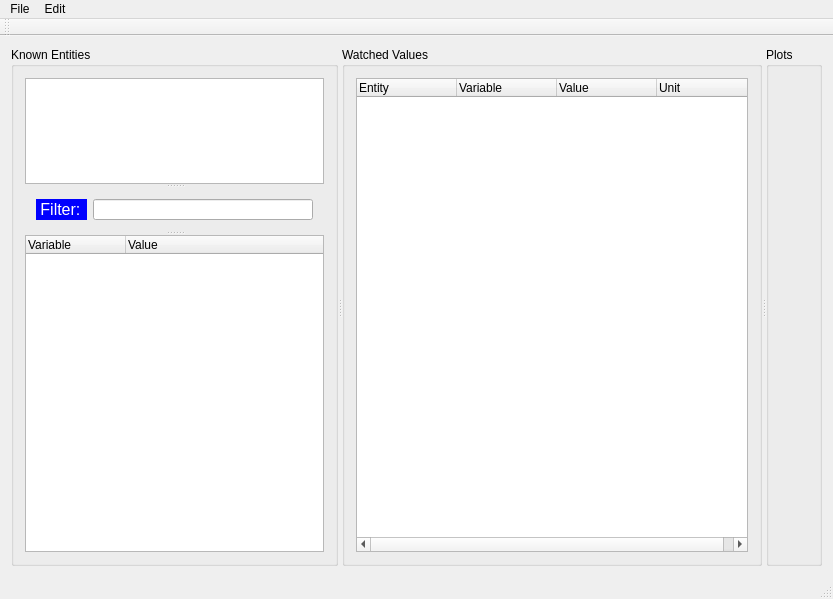
Before: the Qt Designer form Visualization/MainWindow.ui in apmavs/dis_debugger, drawn with Qt 5.
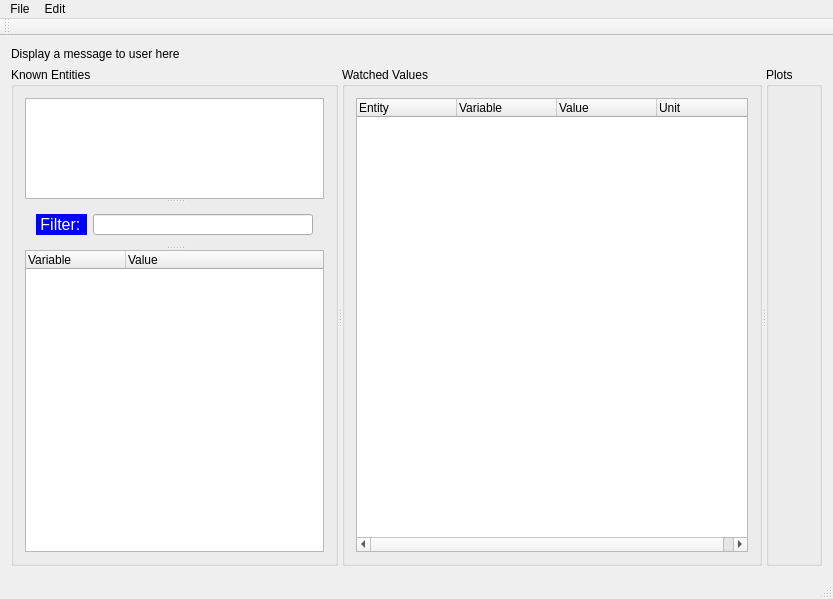
After: the same form once the commit is applied. Custom widgets are drawn as their Qt base class.

Commit message: Add QLabel to display messages to the user and created a method to make it easy to use. Display that message when saving/loading layouts or changing something to let user know it was successful or not. Added layout filename to configuration so that the last used layout automagically loads whenver you start the application.

What changed in the file:
```diff
--- a/Visualization/MainWindow.ui
+++ b/Visualization/MainWindow.ui
@@ -17,8 +17,15 @@
    <bool>false</bool>
   </property>
   <widget class="QWidget" name="centralWidget">
-   <layout class="QHBoxLayout" name="horizontalLayout">
-    <item>
+   <layout class="QGridLayout" name="gridLayout">
+    <item row="0" column="0">
+     <widget class="QLabel" name="MsgToUser">
+      <property name="text">
+       <string>Display a message to user here</string>
+      </property>
+     </widget>
+    </item>
+    <item row="1" column="0">
      <widget class="QSplitter" name="MainSplitter">
       <property name="sizePolicy">
        <sizepolicy hsizetype="Expanding" vsizetype="Expanding">
```
The commit also changes 4 other files.
